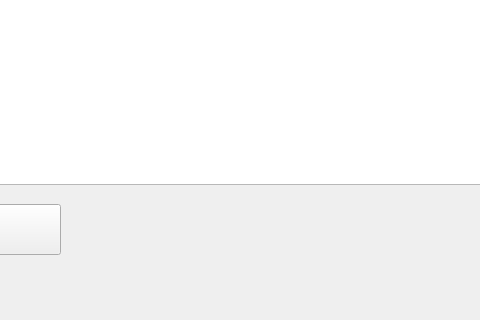
Above: ui/XLXForm.ui from MatienkoAndrew/DZ2_TRPO_Nastya before the change; both pictures show x 520 to 1000 and y 176 to 496 of the 1263 by 496 pixel window. Below: the same form after it.
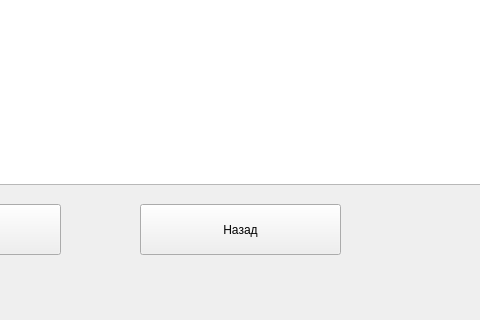
That is the form after the change.

Diff of the .ui file:
```diff
--- a/ui/XLXForm.ui
+++ b/ui/XLXForm.ui
@@ -90,6 +90,19 @@
      </property>
     </column>
    </widget>
+   <widget class="QPushButton" name="back">
+    <property name="geometry">
+     <rect>
+      <x>660</x>
+      <y>380</y>
+      <width>201</width>
+      <height>51</height>
+     </rect>
+    </property>
+    <property name="text">
+     <string>Назад</string>
+    </property>
+   </widget>
   </widget>
   <widget class="QStatusBar" name="statusbar"/>
  </widget>
```
